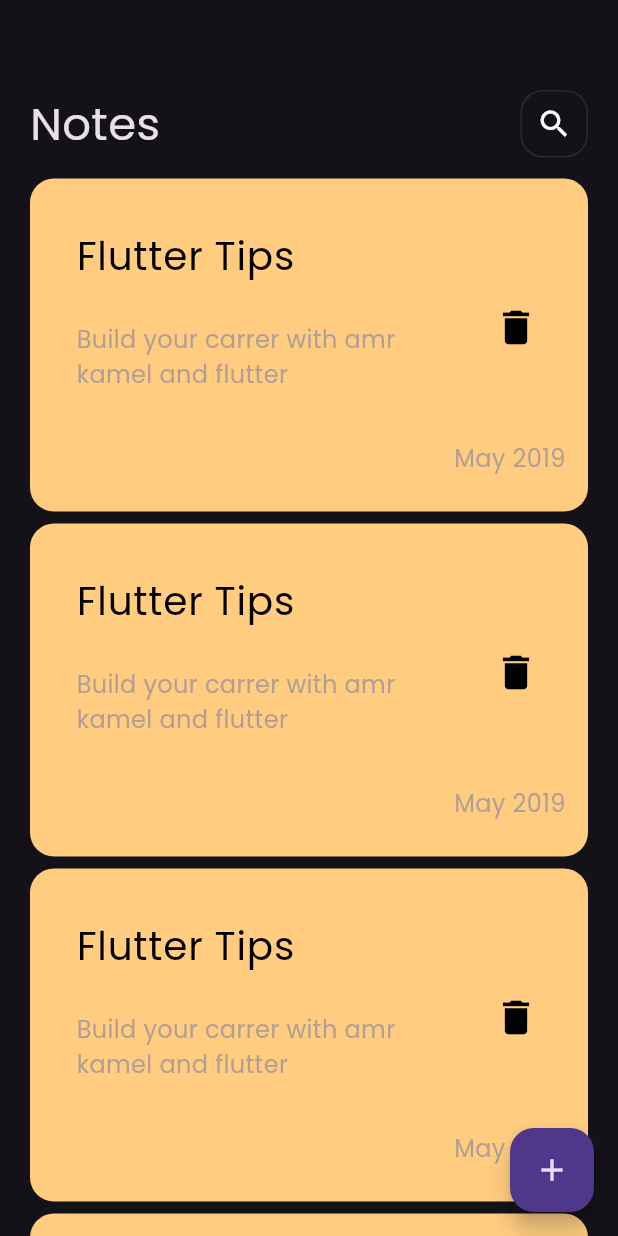
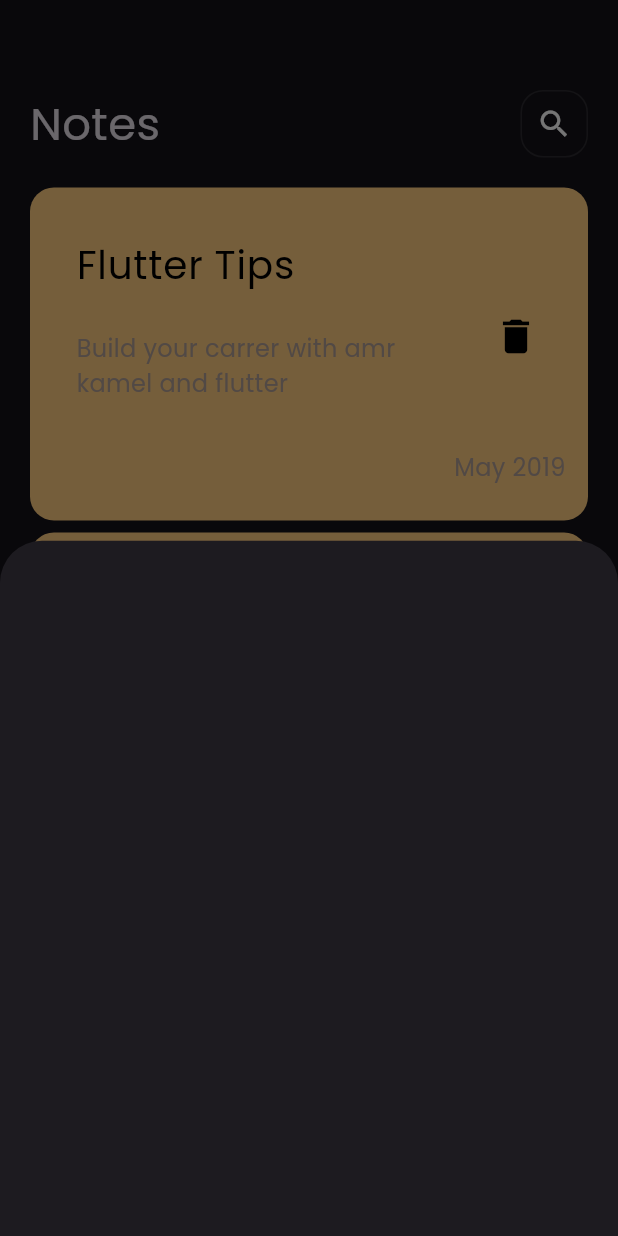
Before and after one commit to Amr2626/notes_app, a Flutter app: the screen it shows after launch, after a tap on the "add" icon, on a phone screen of 412 x 824 dp. Run offline on Flutter 3.47's test engine with Material 3 defaults, Android fonts, the phone set to English and light mode, and no system bars.

Commit message:
show modal bottom sheet

```diff
--- a/lib/views/notes_view.dart
+++ b/lib/views/notes_view.dart
@@ -1,4 +1,5 @@
 import 'package:flutter/material.dart';
+import 'package:notes/widgets/add_note_bottom_sheet.dart';
 import 'package:notes/widgets/notes_view_body.dart';
 
 class NotesView extends StatelessWidget {
@@ -7,7 +8,14 @@ class NotesView extends StatelessWidget {
   Widget build(BuildContext context) {
     return Scaffold(
       floatingActionButton: FloatingActionButton(
-        onPressed: () {},
+        onPressed: () {
+          showModalBottomSheet(
+            context: context,
+            builder: (context) {
+              return const AddNoteBottomSheet();
+            },
+          );
+        },
         child: Icon(Icons.add),
       ),
       body: const NotesViewBody(),
--- /dev/null
+++ b/lib/widgets/add_note_bottom_sheet.dart
@@ -0,0 +1,9 @@
+import 'package:flutter/material.dart';
+
+class AddNoteBottomSheet extends StatelessWidget {
+  const AddNoteBottomSheet({super.key});
+  @override
+  Widget build(BuildContext context) {
+    return Container();
+  }
+}
--- a/lib/widgets/notes_list_view.dart
+++ b/lib/widgets/notes_list_view.dart
@@ -7,13 +7,17 @@ class NotesListView extends StatelessWidget {
   // ];
   @override
   Widget build(BuildContext context) {
-    return ListView.builder(
+    return Padding(
+      padding: const EdgeInsets.symmetric(vertical: 16),
+      child: ListView.builder(
+        padding: EdgeInsets.zero,
         itemBuilder: (context, index) {
           return Padding(
             padding: const EdgeInsets.symmetric(vertical: 4),
             child: const NoteItem(),
           );
         },
+      ),
     );
   }
 }
--- a/lib/widgets/notes_view_body.dart
+++ b/lib/widgets/notes_view_body.dart
@@ -12,7 +12,7 @@ class NotesViewBody extends StatelessWidget {
         children: const [
           SizedBox(height: 60),
           CustomAppBar(),
-          SizedBox(height: 10),
+          // SizedBox(height: 10),
           Expanded(child: NotesListView()),
         ],
       ),
```
Lines whose indentation alone changed are shown as unchanged.
